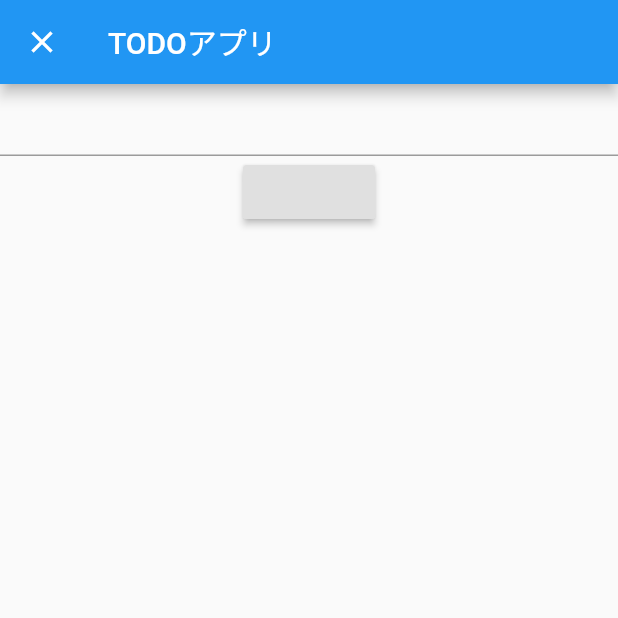
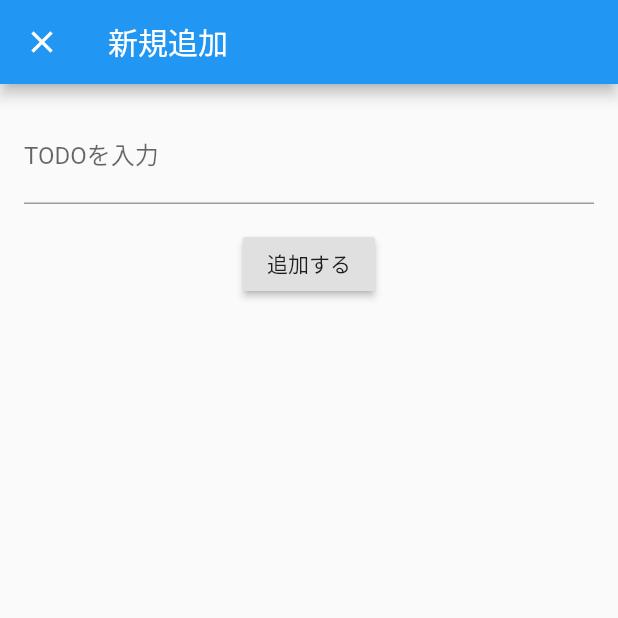
Before and after one commit to Aoc4456/flutter_todo_app, a Flutter app: the screen it shows after launch, after a tap on the "add" icon, on a phone screen of 412 x 824 dp, the top half of it. Run offline on Flutter 3.47's test engine with Material 2 defaults, Android fonts, the phone set to English and light mode, and no system bars; our stand-ins replace cloud_firestore, firebase_core; accounts and stored records are empty.

Commit message:
データを追加する & モデルを追加する

```diff
--- a/lib/add/add_model.dart
+++ /dev/null
@@ -1,4 +0,0 @@
-import 'package:cloud_firestore/cloud_firestore.dart';
-import 'package:flutter/material.dart';
-
-class AddModel extends ChangeNotifier {}
--- a/lib/add/add_page.dart
+++ b/lib/add/add_page.dart
@@ -2,21 +2,45 @@ import 'package:flutter/cupertino.dart';
 import 'package:flutter/material.dart';
 import 'package:provider/provider.dart';
 
-import 'add_model.dart';
+import '../main_model.dart';
 
 class AddPage extends StatelessWidget {
+  final MainModel model;
+  AddPage(this.model);
+
   @override
   Widget build(BuildContext context) {
-    return ChangeNotifierProvider<AddModel>(
-      create: (_) => AddModel(),
+    return ChangeNotifierProvider<MainModel>.value(
+      value: model,
       child: Scaffold(
         appBar: AppBar(
-          title: Text('TODOアプリ'),
+          title: Text('新規追加'),
         ),
-        body: Consumer<AddModel>(
+        body: Consumer<MainModel>(
           builder: (context, model, child) {
-            return Column(
-              children: [TextField(), RaisedButton(onPressed: () {})],
+            return Padding(
+              padding: const EdgeInsets.all(16.0),
+              child: Column(
+                children: [
+                  TextField(
+                    decoration: InputDecoration(
+                        labelText: 'TODOを入力', hintText: 'ゴミを出す'),
+                    onChanged: (inputText) {
+                      model.todoText = inputText;
+                    },
+                  ),
+                  SizedBox(
+                    height: 16,
+                  ),
+                  RaisedButton(
+                      child: Text('追加する'),
+                      onPressed: () async {
+                        // FireStoreに値を追加する
+                        await model.add();
+                        Navigator.pop(context);
+                      })
+                ],
+              ),
             );
           },
         ),
--- a/lib/main.dart
+++ b/lib/main.dart
@@ -39,16 +39,20 @@ class MainPage extends StatelessWidget {
               );
             },
           ),
-          floatingActionButton: FloatingActionButton(
+          floatingActionButton:
+              Consumer<MainModel>(builder: (context, model, child) {
+            return FloatingActionButton(
               onPressed: () async {
                 await Navigator.push(
                   context,
                   MaterialPageRoute(
-                    builder: (context) => AddPage(), fullscreenDialog: true),
+                      builder: (context) => AddPage(model),
+                      fullscreenDialog: true),
                 );
               },
               child: Icon(Icons.add),
-          ),
+            );
+          }),
         ));
   }
 }
--- a/lib/main_model.dart
+++ b/lib/main_model.dart
@@ -25,6 +25,16 @@ class MainModel extends ChangeNotifier {
       notifyListeners();
     });
   }
+
+  String todoText = "";
+
+  Future add() async {
+    final collection = FirebaseFirestore.instance.collection('todoList');
+    await collection.add({
+      'title': todoText, // John Doe
+      'createdAt': Timestamp.now() // Stokes and Sons
+    });
+  }
 }
 
 class Todo {
```
Lines whose indentation alone changed are shown as unchanged.
